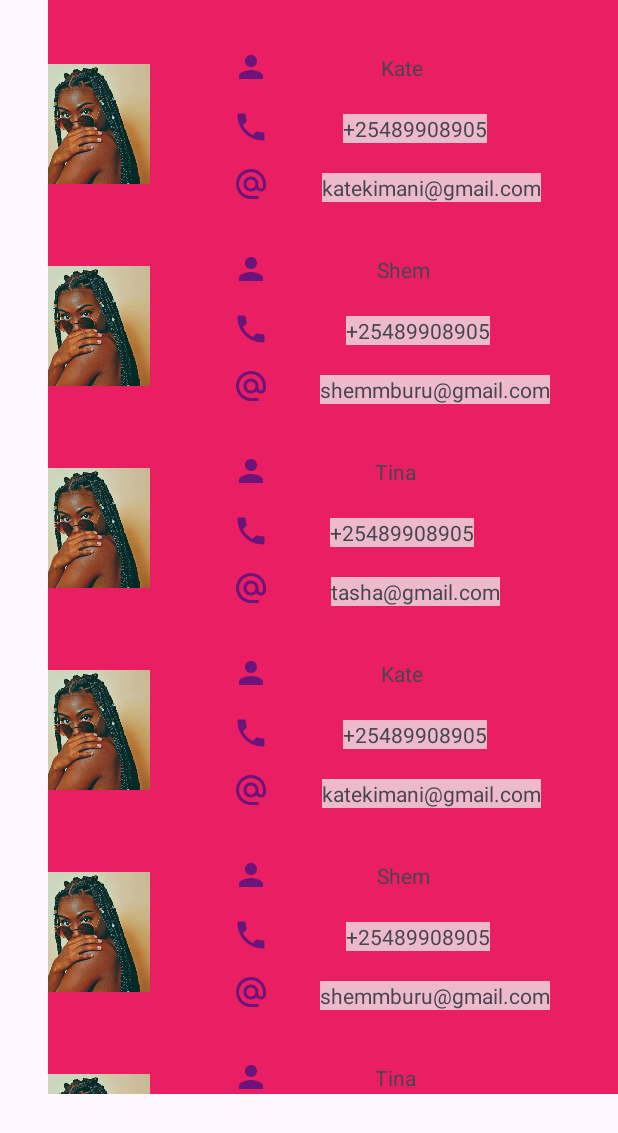
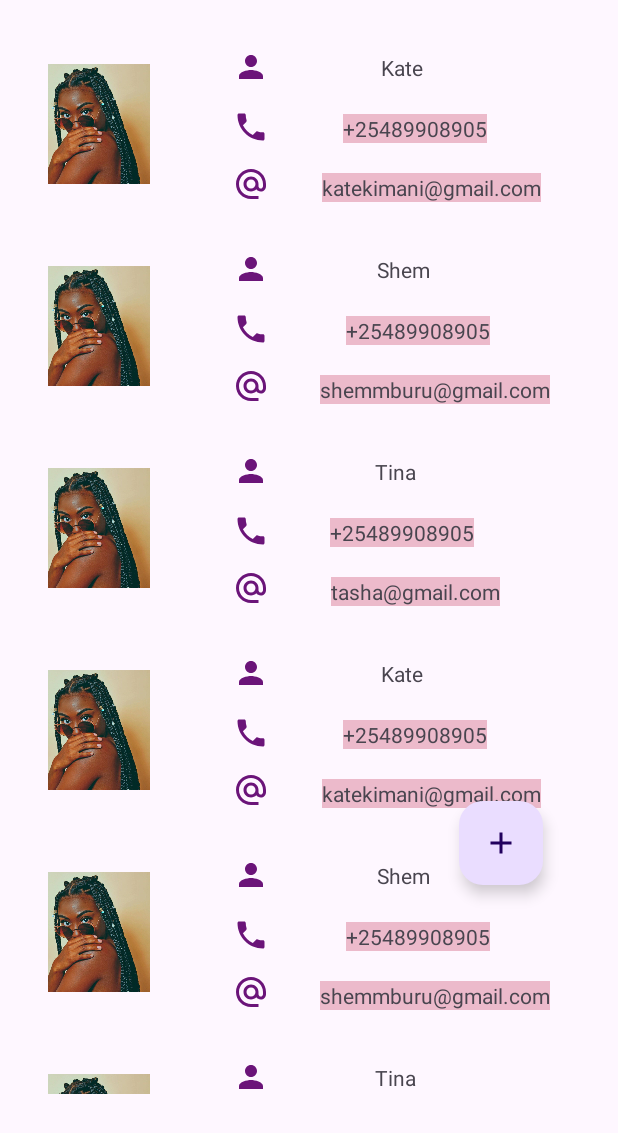
Before and after one commit to Rachel-Kenyani/Contact-list-, an Android app: the screen it shows after launch (MainActivity), on a phone screen of 412 x 824 dp. Shown: the top 1133 px of the screen. Run offline under Robolectric (Android 15) with nearby library versions, the phone set to English and light mode, and no system bars; our stand-ins replace Picasso; libraries missing offline, so code that uses them is left out: jp.wasabeef.picasso; 1 statement that could not run was skipped.

Commit message:
added a button

```diff
--- a/app/build.gradle
+++ b/app/build.gradle
@@ -33,6 +33,9 @@ android {
     buildFeatures{
         viewBinding true
     }
+    dataBinding{
+        enabled=true
+    }
 }
 
 dependencies {
@@ -44,4 +47,7 @@ dependencies {
     testImplementation 'junit:junit:4.13.2'
     androidTestImplementation 'androidx.test.ext:junit:1.1.5'
     androidTestImplementation 'androidx.test.espresso:espresso-core:3.5.1'
+    implementation 'com.squareup.picasso:picasso:2.8'
+    implementation 'jp.wasabeef:picasso-transformations:2.4.0'
+
 }
--- a/app/src/main/AndroidManifest.xml
+++ b/app/src/main/AndroidManifest.xml
@@ -1,7 +1,7 @@
 <?xml version="1.0" encoding="utf-8"?>
 <manifest xmlns:android="http://schemas.android.com/apk/res/android"
     xmlns:tools="http://schemas.android.com/tools">
-
+    <uses-permission android:name="android.permission.INTERNET" />
     <application
         android:allowBackup="true"
         android:dataExtractionRules="@xml/data_extraction_rules"
--- a/app/src/main/java/com/cyanide/contacts/ContactRvAdapter.kt
+++ b/app/src/main/java/com/cyanide/contacts/ContactRvAdapter.kt
@@ -4,6 +4,8 @@ import android.view.LayoutInflater
 import android.view.ViewGroup
 import androidx.recyclerview.widget.RecyclerView
 import com.cyanide.contacts.databinding.ContactitemBinding
+import com.squareup.picasso.Picasso
+import jp.wasabeef.picasso.transformations.CropCircleTransformation
 
 class ContactRvAdapter(var contactlist: List<Contactdata>) : RecyclerView.Adapter<ContactViewHolder>() {
     override fun onCreateViewHolder(parent: ViewGroup, viewType: Int): ContactViewHolder {
@@ -12,14 +14,25 @@ class ContactRvAdapter(var contactlist: List<Contactdata>) : RecyclerView.Adapte
     }
 
     override fun onBindViewHolder(holder: ContactViewHolder, position: Int) {
-        var contact = contactlist.get(position)//tweetList[position]
-        holder.binding.tvname.text = contact.name
-        holder.binding.tvemail.text = contact.email
-        holder.binding.tvnum.text = contact.number
+        var contact = contactlist[position]//tweetList[position]
+        var binding = holder.binding
+        binding.tvname.text = contact.name
+       binding.tvemail.text = contact.email
+        binding.tvnum.text = contact.number
+        Picasso
+            .get()
+            .load(contact.avatar)
+            .resize(80,80)
+            .centerCrop()
+            .transform(CropCircleTransformation())
+            .into(holder.binding.ivuser)
+
     }
 
     override fun getItemCount(): Int {
         return contactlist.size
     }
 }
-        class ContactViewHolder(var binding: ContactitemBinding) : RecyclerView.ViewHolder(binding.root)
+        class ContactViewHolder(var binding: ContactitemBinding) : RecyclerView.ViewHolder(binding.root){
+
+        }
--- /dev/null
+++ b/app/src/main/res/drawable/baseline_add_24.xml
@@ -0,0 +1,5 @@
+<vector android:height="24dp" android:tint="#000000"
+    android:viewportHeight="24" android:viewportWidth="24"
+    android:width="24dp" xmlns:android="http://schemas.android.com/apk/res/android">
+    <path android:fillColor="@android:color/white" android:pathData="M19,13h-6v6h-2v-6H5v-2h6V5h2v6h6v2z"/>
+</vector>
--- a/app/src/main/res/layout/activity_main.xml
+++ b/app/src/main/res/layout/activity_main.xml
@@ -18,4 +18,19 @@
         app:layout_constraintStart_toStartOf="parent"
         app:layout_constraintTop_toTopOf="parent"
         app:layout_constraintVertical_bias="0.0" />
+
+    <com.google.android.material.floatingactionbutton.FloatingActionButton
+        android:id="@+id/fbAdd"
+        android:layout_width="wrap_content"
+        android:layout_height="wrap_content"
+        android:layout_marginTop="300dp"
+        android:layout_marginEnd="50dp"
+        android:clickable="true"
+        app:showText="true"
+
+        android:contentDescription="Add contact"
+        app:layout_constraintBottom_toBottomOf="parent"
+        app:layout_constraintEnd_toEndOf="parent"
+        app:layout_constraintTop_toTopOf="parent"
+        app:srcCompat="@drawable/baseline_add_24" />
 </androidx.constraintlayout.widget.ConstraintLayout>
--- a/app/src/main/res/layout/contactitem.xml
+++ b/app/src/main/res/layout/contactitem.xml
@@ -4,8 +4,8 @@
     xmlns:tools="http://schemas.android.com/tools"
     android:layout_width="match_parent"
     android:layout_height="wrap_content"
-    android:background="#E91E63"
-    android:backgroundTint="#E91E63">
+    android:background="#00E91E63"
+    android:backgroundTint="#00E91E63">
 
     <ImageView
         android:id="@+id/ivuser"
```
Also changed, not shown: app/src/main/java/com/cyanide/contacts/RegisterContact.kt (added, +94 -0 lines), app/src/main/res/layout/activity_contact.xml (added, +89 -0 lines).
